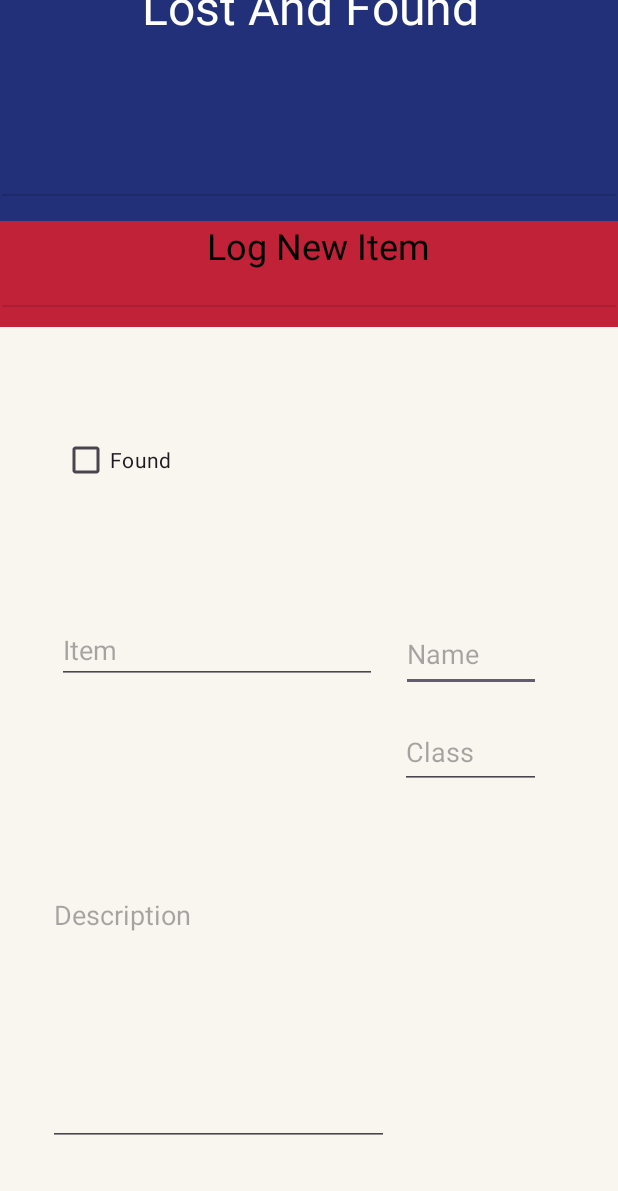
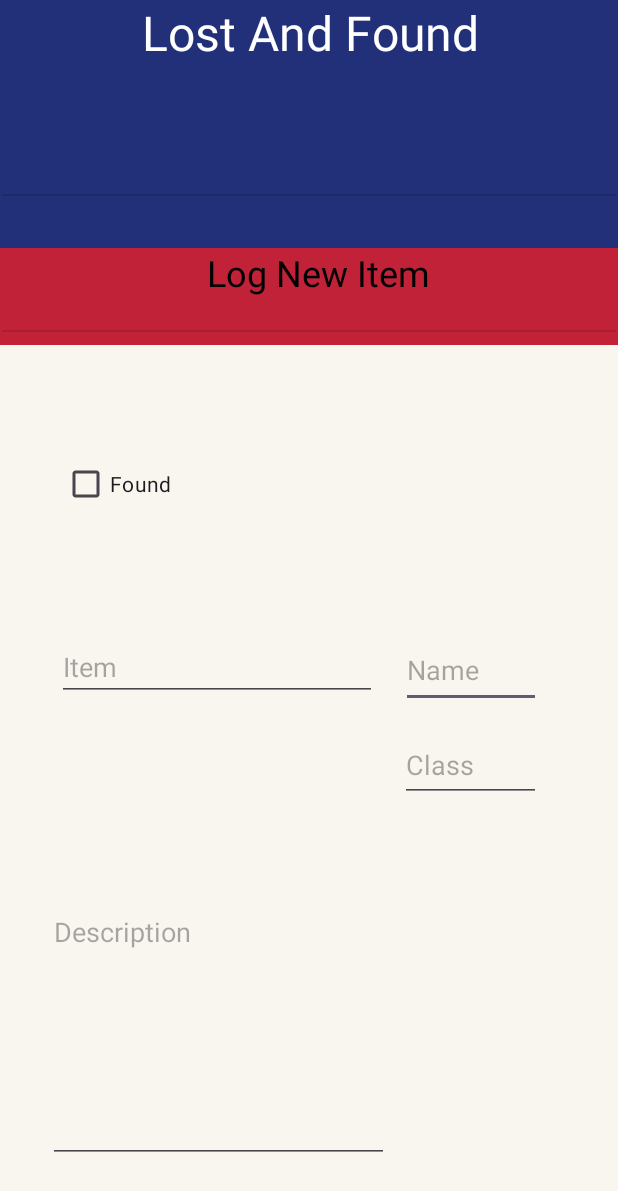
Before and after one commit to Chuck67Mango/Yr11ITProjectLostAndFound, an Android app: the screen it shows after launch (MainActivity), on a phone screen of 412 x 824 dp. Shown: the top 1191 px of the screen. Run offline under Robolectric (Android 15) with nearby library versions, the phone set to English and light mode, and no system bars.

Commit message:
changes made

```diff
--- a/app/src/main/res/layout/activity_main.xml
+++ b/app/src/main/res/layout/activity_main.xml
@@ -4,8 +4,7 @@
     xmlns:tools="http://schemas.android.com/tools"
     android:layout_width="match_parent"
     android:layout_height="match_parent"
-    android:background="#FFFFFF"
-    tools:context=".MainActivity">
+    android:background="#FFFFFF">
 
     <TextView
         android:id="@+id/textView"
@@ -16,10 +15,11 @@
         android:textAlignment="center"
         android:textColor="#FFFFFF"
         android:textSize="32sp"
-        app:layout_constraintBottom_toTopOf="@+id/divider2"
+        app:layout_constraintBottom_toBottomOf="parent"
         app:layout_constraintEnd_toEndOf="parent"
         app:layout_constraintStart_toStartOf="parent"
-        app:layout_constraintTop_toTopOf="parent" />
+        app:layout_constraintTop_toTopOf="parent"
+        app:layout_constraintVertical_bias="0.0" />
 
     <View
         android:id="@+id/divider2"
```
Also changed, not shown: app/src/main/AndroidManifest.xml (+9 -0 lines), app/src/main/java/com/example/yr11itprojectlostandfound/Notification.java (added, +14 -0 lines), app/src/main/res/layout/activity_notification.xml (added, +9 -0 lines), 1 other file.
